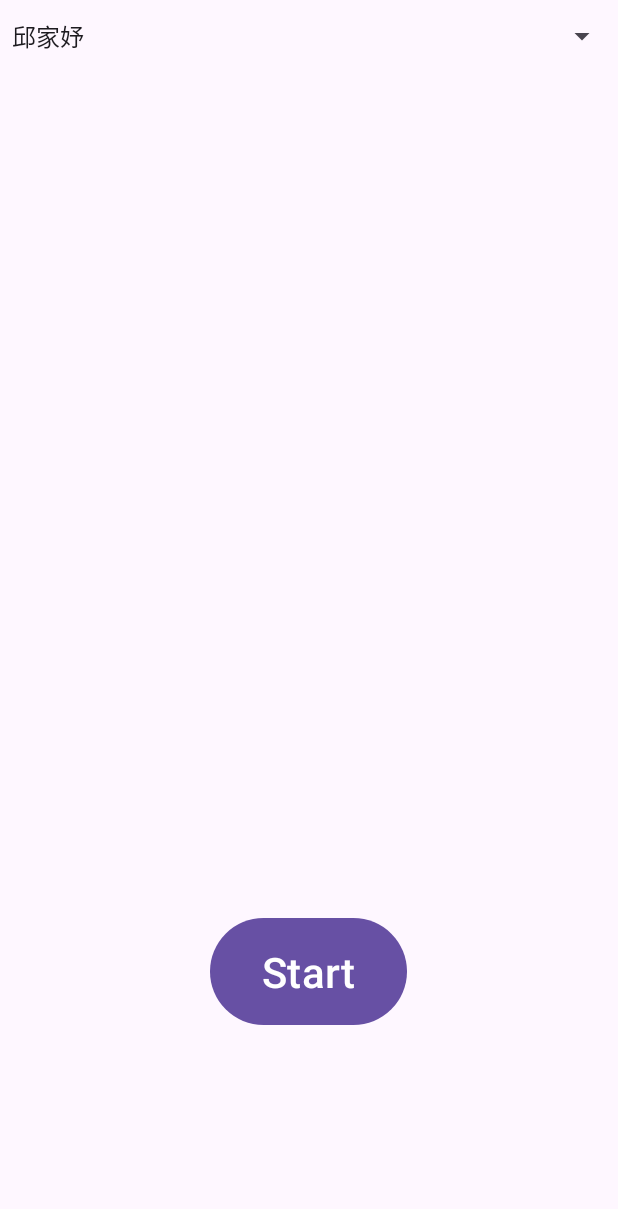
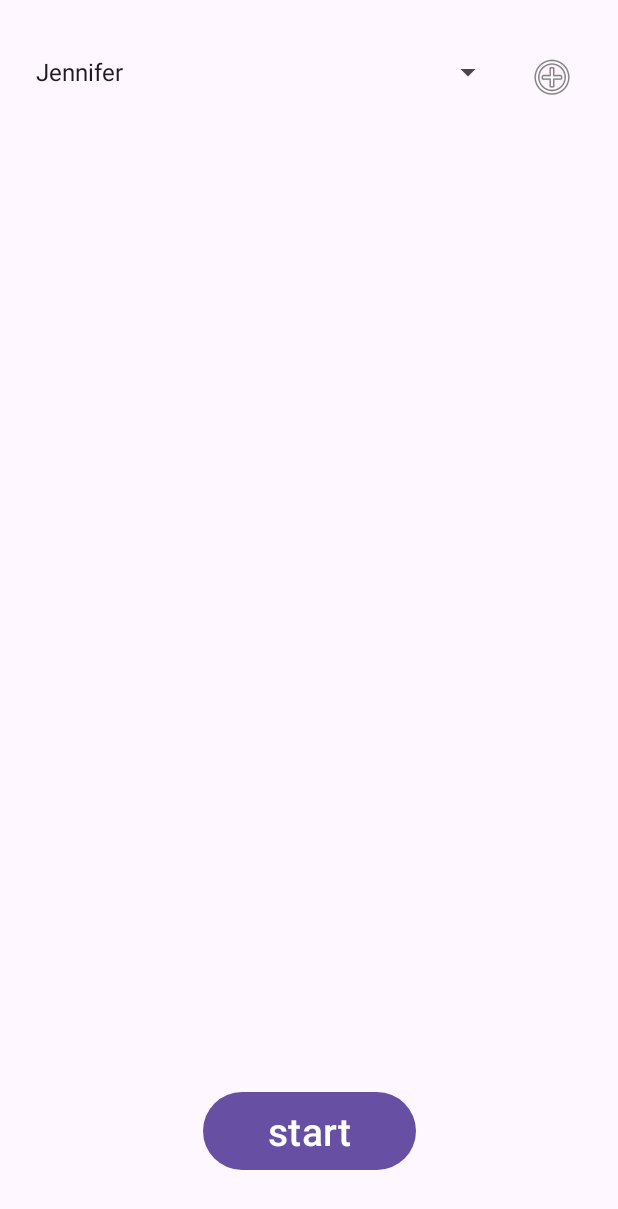
Before and after one commit to chiusjennifer/Dementia_care_management_system, an Android app: the screen it shows after launch (IdentityActivity), on a phone screen of 412 x 824 dp. Shown: the top 1209 px of the screen. Run offline under Robolectric (Android 15) with nearby library versions, the phone set to English and light mode, and no system bars.

Commit message:
更新identity畫面

```diff
--- a/app/src/main/java/com/surendramaran/yolov8tflite/IdentityActivity.kt
+++ b/app/src/main/java/com/surendramaran/yolov8tflite/IdentityActivity.kt
@@ -3,46 +3,94 @@ package com.surendramaran.yolov8tflite
 import android.annotation.SuppressLint
 import android.content.Intent
 import android.os.Bundle
+import android.view.LayoutInflater
 import android.view.View
 import android.widget.AdapterView
 import android.widget.ArrayAdapter
 import android.widget.Button
+import android.widget.EditText
+import android.widget.ImageButton
 import android.widget.Spinner
 import android.widget.Toast
 import androidx.activity.enableEdgeToEdge
+import androidx.appcompat.app.AlertDialog
 import androidx.appcompat.app.AppCompatActivity
 import androidx.core.view.ViewCompat
 import androidx.core.view.WindowInsetsCompat
 
 class IdentityActivity : AppCompatActivity() {
+    private lateinit var adapter: ArrayAdapter<String>
+    private val lunch = arrayListOf("Jennifer", "Kevin", "Nana", "Alice")
     @SuppressLint("MissingInflatedId")
     override fun onCreate(savedInstanceState: Bundle?) {
         super.onCreate(savedInstanceState)
         enableEdgeToEdge()
         setContentView(R.layout.activity_identity)
-        val button: Button =findViewById(R.id.button)
-        val spinnerIdentity: Spinner =findViewById(R.id.spinner)
-        val lunch = arrayListOf("邱家妤","吳唯硯","李欣遙","鍾依真")
-        ArrayAdapter.createFromResource(
-            this,
-            R.array.identity,
-            android.R.layout.simple_spinner_item
-        ).also { adapter ->
-            adapter.setDropDownViewResource(android.R.layout.simple_spinner_dropdown_item)
-            spinnerIdentity.adapter=adapter
-        }
+        val spinnerIdentity: Spinner = findViewById(R.id.spinner)
+        val button: Button = findViewById(R.id.button)
+        val buttonAddItem: ImageButton = findViewById(R.id.buttonAddItem)
+        // 創建 ArrayAdapter，將資料綁定到 Spinner
+        adapter = ArrayAdapter(this, android.R.layout.simple_spinner_item, lunch)
+        adapter.setDropDownViewResource(android.R.layout.simple_spinner_dropdown_item)
+        spinnerIdentity.adapter = adapter
+        // 當選擇某項時，顯示 Toast
         spinnerIdentity.onItemSelectedListener = object : AdapterView.OnItemSelectedListener{
             override fun onItemSelected(parent: AdapterView<*>?, view: View?, pos: Int, id: Long)=  // 在这里处理选中项的逻辑
-                Toast.makeText(this@IdentityActivity, "你選擇的是:" + lunch[pos], Toast.LENGTH_LONG).show()
+                Toast.makeText(this@IdentityActivity, "你選擇的是: ${lunch[pos]}", Toast.LENGTH_LONG).show()
 
             override fun onNothingSelected(parent: AdapterView<*>?) {
 
             }
         }
+        // 新增選項按鈕點擊事件，彈出輸入框
+        buttonAddItem.setOnClickListener {
+            showAddItemDialog()
+        }
+        // 前往主頁面的按鈕
         button.setOnClickListener {
             val intent = Intent(this, MainActivity::class.java)
             startActivity(intent)
             finish()
         }
+        // 為 spinner 的每個選項設置長按事件來刪除
+        spinnerIdentity.setOnLongClickListener {
+            val selectedPosition = spinnerIdentity.selectedItemPosition
+            if (selectedPosition >= 0) {
+                showDeleteItemDialog(selectedPosition)
+            }
+            true
+        }
+    }
+    private fun showAddItemDialog() {
+        // 建立 AlertDialog
+        val dialogView = LayoutInflater.from(this).inflate(R.layout.dialog_add_item, null)
+        val editTextNewItem = dialogView.findViewById<EditText>(R.id.editTextNewItem)
+
+        AlertDialog.Builder(this)
+            .setTitle("添加新選項")
+            .setView(dialogView)
+            .setPositiveButton("添加") { _, _ ->
+                val newItem = editTextNewItem.text.toString()
+                if (newItem.isNotBlank()) {
+                    lunch.add(newItem) // 將新項目加入列表
+                    adapter.notifyDataSetChanged() // 通知 adapter 更新
+                } else {
+                    Toast.makeText(this, "請輸入有效的選項", Toast.LENGTH_SHORT).show()
+                }
+            }
+            .setNegativeButton("取消", null)
+            .show()
+    }
+    // 顯示刪除選項的確認對話框
+    private fun showDeleteItemDialog(position: Int) {
+        AlertDialog.Builder(this)
+            .setTitle("刪除選項")
+            .setMessage("確定要刪除 \"${lunch[position]}\" 嗎？")
+            .setPositiveButton("刪除") { _, _ ->
+                lunch.removeAt(position) // 刪除選項
+                adapter.notifyDataSetChanged() // 通知 adapter 更新
+            }
+            .setNegativeButton("取消", null)
+            .show()
     }
 }
--- a/app/src/main/res/layout/activity_identity.xml
+++ b/app/src/main/res/layout/activity_identity.xml
@@ -1,29 +1,43 @@
 <?xml version="1.0" encoding="utf-8"?>
-<androidx.constraintlayout.widget.ConstraintLayout xmlns:android="http://schemas.android.com/apk/res/android"
+<androidx.constraintlayout.widget.ConstraintLayout
+    xmlns:android="http://schemas.android.com/apk/res/android"
     xmlns:app="http://schemas.android.com/apk/res-auto"
     xmlns:tools="http://schemas.android.com/tools"
-    android:id="@+id/main"
     android:layout_width="match_parent"
     android:layout_height="match_parent"
-    tools:context=".IdentityActivity">
+    android:padding="16dp">
 
     <Spinner
         android:id="@+id/spinner"
-        android:layout_width="match_parent"
+        android:layout_width="wrap_content"
         android:layout_height="wrap_content"
+        android:layout_marginTop="8dp"
+        android:minWidth="320dp"
         android:minHeight="48dp"
         app:layout_constraintStart_toStartOf="parent"
         app:layout_constraintTop_toTopOf="parent" />
 
+    <ImageButton
+        android:id="@+id/buttonAddItem"
+        android:layout_width="56dp"
+        android:layout_height="54dp"
+        android:layout_marginTop="8dp"
+        android:background="?attr/selectableItemBackgroundBorderless"
+        android:contentDescription="Add item"
+        android:src="@android:drawable/ic_menu_add"
+        app:layout_constraintEnd_toEndOf="parent"
+        app:layout_constraintTop_toTopOf="parent"
+        tools:ignore="TouchTargetSizeCheck" />
+
     <Button
         android:id="@+id/button"
-        android:layout_width="131dp"
-        android:layout_height="79dp"
-        android:layout_marginStart="140dp"
-        android:layout_marginTop="560dp"
-        android:text="Start"
-        android:textSize="28sp"
-        app:layout_constraintStart_toStartOf="parent"
-        app:layout_constraintTop_toBottomOf="@+id/spinner" />
+        android:layout_width="142dp"
+        android:layout_height="60dp"
+        android:layout_marginBottom="24dp"
+        android:text="start"
+        android:textSize="26sp"
+        app:layout_constraintBottom_toBottomOf="parent"
+        app:layout_constraintEnd_toEndOf="parent"
+        app:layout_constraintStart_toStartOf="parent" />
 
 </androidx.constraintlayout.widget.ConstraintLayout>
```
Also changed, not shown: app/src/main/res/layout/dialog_add_item.xml (added, +14 -0 lines).
